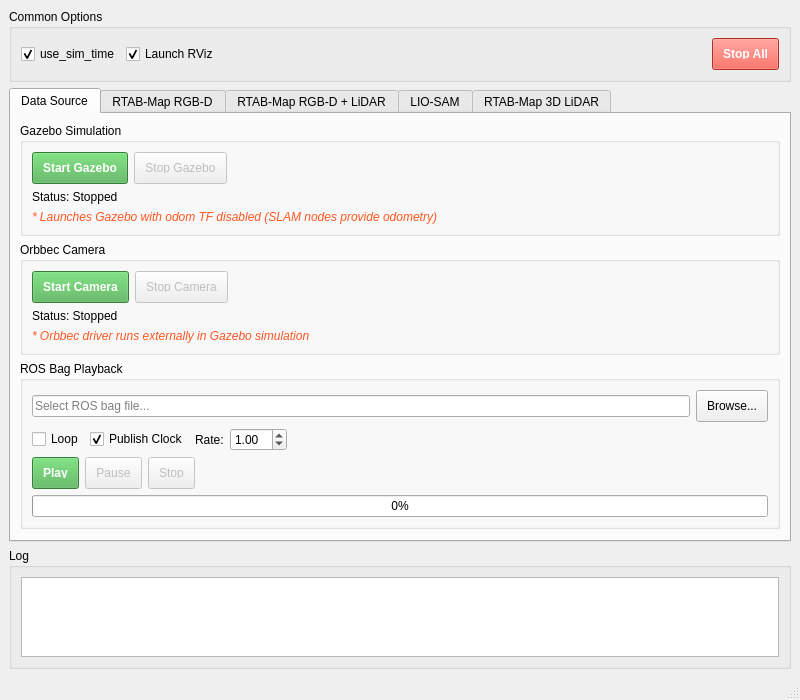
This is src/SLAM/SLAM_Manager/3D/slam_manager_3d/slam_manager_3d/ui/slam_manager_3d.ui in orocapangyo/ros2_3dslam_ws as Qt 5 draws it before an edit. The edited form follows.
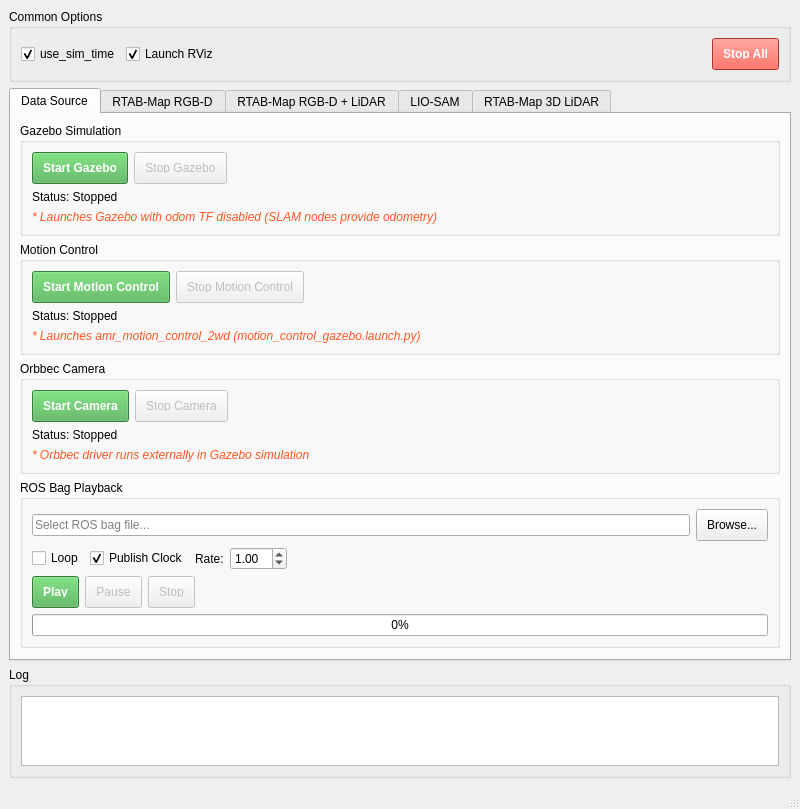
This is the edited form.

Commit message: wip(slam_manager_3d): update slam_manager_3d.ui

Patch:
```diff
--- a/src/SLAM/SLAM_Manager/3D/slam_manager_3d/slam_manager_3d/ui/slam_manager_3d.ui
+++ b/src/SLAM/SLAM_Manager/3D/slam_manager_3d/slam_manager_3d/ui/slam_manager_3d.ui
@@ -161,6 +161,84 @@
           </layout>
          </widget>
         </item>
+        <item>
+         <widget class="QGroupBox" name="groupMotionControl">
+          <property name="title">
+           <string>Motion Control</string>
+          </property>
+          <layout class="QVBoxLayout" name="verticalLayout_motion_control">
+           <item>
+            <layout class="QHBoxLayout" name="horizontalLayout_motion_control">
+             <item>
+              <widget class="QPushButton" name="btnStartMotionControl">
+               <property name="minimumSize">
+                <size>
+                 <width>0</width>
+                 <height>32</height>
+                </size>
+               </property>
+               <property name="text">
+                <string>Start Motion Control</string>
+               </property>
+               <property name="styleSheet">
+                <string notr="true">background-color: #4CAF50; color: white; font-weight: bold; padding: 10px;</string>
+               </property>
+              </widget>
+             </item>
+             <item>
+              <widget class="QPushButton" name="btnStopMotionControl">
+               <property name="enabled">
+                <bool>false</bool>
+               </property>
+               <property name="minimumSize">
+                <size>
+                 <width>0</width>
+                 <height>32</height>
+                </size>
+               </property>
+               <property name="text">
+                <string>Stop Motion Control</string>
+               </property>
+               <property name="styleSheet">
+                <string notr="true">padding: 10px;</string>
+               </property>
+              </widget>
+             </item>
+             <item>
+              <spacer name="horizontalSpacer_motion_control">
+               <property name="orientation">
+                <enum>Qt::Horizontal</enum>
+               </property>
+               <property name="sizeHint" stdset="0">
+                <size>
+                 <width>40</width>
+                 <height>20</height>
+                </size>
+               </property>
+              </spacer>
+             </item>
+            </layout>
+           </item>
+           <item>
+            <widget class="QLabel" name="lblMotionControlStatus">
+             <property name="text">
+              <string>Status: Stopped</string>
+             </property>
+            </widget>
+           </item>
+           <item>
+            <widget class="QLabel" name="lblMotionControlInfo">
+             <property name="text">
+              <string>* Launches amr_motion_control_2wd (motion_control_gazebo.launch.py)</string>
+             </property>
+             <property name="styleSheet">
+              <string notr="true">font-style: italic; color: #FF5722;</string>
+             </property>
+            </widget>
+           </item>
+          </layout>
+         </widget>
+        </item>
         <item>
          <widget class="QGroupBox" name="groupOrbbec">
           <property name="title">
```
